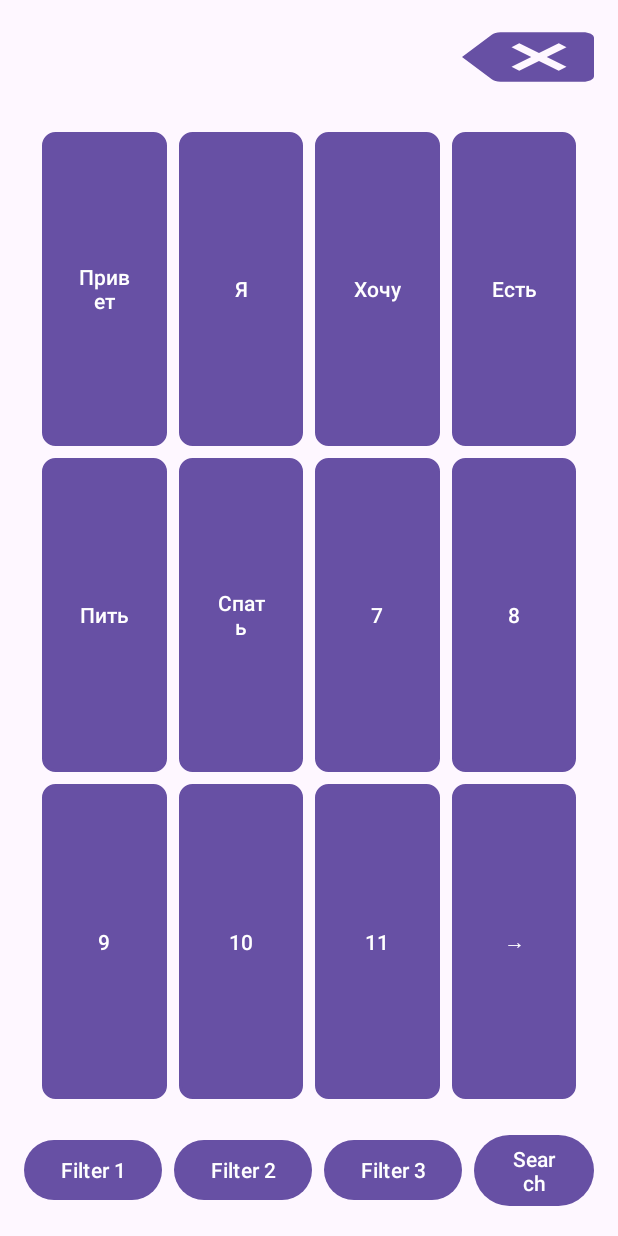
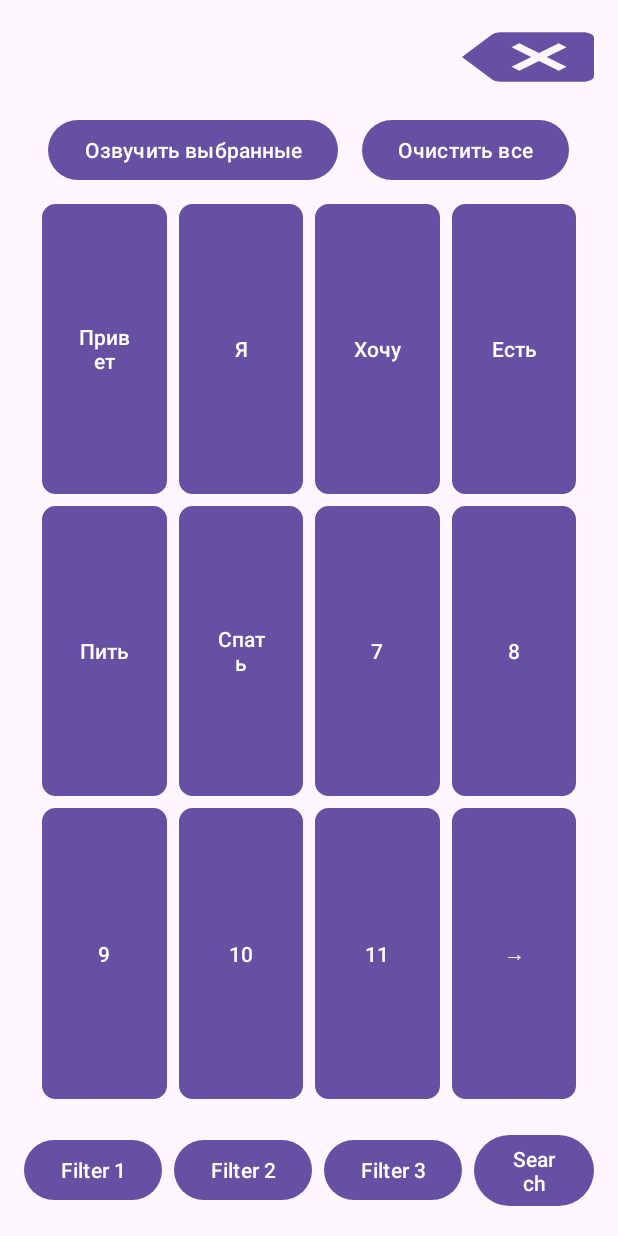
Before and after one commit to DiasGalimzhanov/TrainAut0.1, an Android app: the CognitiveExerciseActivity screen opened directly, with no data from a screen before it, on a phone screen of 412 x 824 dp. Run offline under Robolectric (Android 15) with nearby library versions, the phone set to English and light mode, and no system bars; our stand-ins replace Firebase (no records; nobody signed in at launch, a user with empty details on screens opened directly).

Commit message:
working steck

```diff
--- a/app/src/main/java/com/example/cognitiveexercise/CognitiveExerciseActivity.java
+++ b/app/src/main/java/com/example/cognitiveexercise/CognitiveExerciseActivity.java
@@ -2,6 +2,7 @@ package com.example.cognitiveexercise;
 
 import android.os.Bundle;
 import android.widget.Button;
+import android.widget.HorizontalScrollView;
 import android.widget.LinearLayout;
 import android.widget.Toast;
 
@@ -9,15 +10,22 @@ import androidx.appcompat.app.AppCompatActivity;
 
 import com.google.firebase.FirebaseApp;
 
+import java.util.ArrayList;
+import java.util.List;
+
 public class CognitiveExerciseActivity extends AppCompatActivity {
     private SoundPlayer soundPlayer;
     private SelectedSoundsManager selectedSoundsManager;
     private LinearLayout selectedSoundsLayout;
+    private Button deleteButton;
+    private Button clearAllButton; // Новая кнопка для очистки
+    private Button playSelectedSoundsButton; // Новая кнопка для воспроизведения выбранных звуков
+    private List<Button> selectedButtons = new ArrayList<>();
+    private HorizontalScrollView selectedSoundsScrollView;
 
     @Override
     protected void onCreate(Bundle savedInstanceState) {
         super.onCreate(savedInstanceState);
-        // Инициализация Firebase
         FirebaseApp.initializeApp(this);
 
         setContentView(R.layout.activity_cognitive_exercise);
@@ -26,13 +34,30 @@ public class CognitiveExerciseActivity extends AppCompatActivity {
         selectedSoundsManager = new SelectedSoundsManager(this);
 
         selectedSoundsLayout = findViewById(R.id.selectedSoundsContainer);
+        selectedSoundsScrollView = findViewById(R.id.selectedSoundsScrollView);
+        deleteButton = findViewById(R.id.deleteLastButton);
+        clearAllButton = findViewById(R.id.clearAllButton); // Инициализация кнопки "Очистить все"
+        playSelectedSoundsButton = findViewById(R.id.playSelectedSoundsButton); // Инициализация кнопки "Озвучить выбранные"
 
         setupSoundButtons();
         setupSelectedSoundsContainer();
+        setupDeleteButton();
+        setupClearAllButton(); // Настройка кнопки "Очистить все"
+        setupPlaySelectedSoundsButton(); // Настройка кнопки "Озвучить выбранные"
+
+        // Убедитесь, что HorizontalScrollView может быть нажат
+        selectedSoundsScrollView.setClickable(true);
+        selectedSoundsScrollView.setFocusable(true);
+        selectedSoundsScrollView.setFocusableInTouchMode(true);
+
+        // Обработчик касания для HorizontalScrollView
+        selectedSoundsScrollView.setOnClickListener(v -> {
+            Toast.makeText(this, "Воспроизведение всех звуков...", Toast.LENGTH_SHORT).show();
+            selectedSoundsManager.playAllSounds(this);
+        });
     }
 
     private void setupSoundButtons() {
-        // Привязываем кнопки, определенные в XML
         Button soundButton1 = findViewById(R.id.soundButton1);
         Button soundButton2 = findViewById(R.id.soundButton2);
         Button soundButton3 = findViewById(R.id.soundButton3);
@@ -40,43 +65,76 @@ public class CognitiveExerciseActivity extends AppCompatActivity {
         Button soundButton5 = findViewById(R.id.soundButton5);
         Button soundButton6 = findViewById(R.id.soundButton6);
 
-        // Добавьте остальные кнопки по аналогии
-
-        // Настраиваем каждую кнопку для добавления в список выбранных и мгновенного воспроизведения
         soundButton1.setOnClickListener(v -> addSoundToSelected("privet.mp3"));
         soundButton2.setOnClickListener(v -> addSoundToSelected("ya.mp3"));
         soundButton3.setOnClickListener(v -> addSoundToSelected("hochu.mp3"));
         soundButton4.setOnClickListener(v -> addSoundToSelected("est.mp3"));
         soundButton5.setOnClickListener(v -> addSoundToSelected("pit.mp3"));
         soundButton6.setOnClickListener(v -> addSoundToSelected("spat.mp3"));
-        // Аналогично для остальных кнопок
     }
 
     private void addSoundToSelected(String soundFileName) {
-        // Добавляем звук в список выбранных
         selectedSoundsManager.addSound(soundFileName);
 
-        // Создаем кнопку для отображения выбранного звука
         Button selectedButton = new Button(this);
         selectedButton.setText(soundFileName);
         selectedSoundsLayout.addView(selectedButton);
 
-        // Воспроизводим звук сразу после добавления
+        selectedButtons.add(selectedButton);
+
         soundPlayer.playSound(soundFileName, this, () -> {
             Toast.makeText(this, "Звук завершен: " + soundFileName, Toast.LENGTH_SHORT).show();
         });
     }
 
     private void setupSelectedSoundsContainer() {
-        // Убедитесь, что контейнер поддерживает клики
         selectedSoundsLayout.setClickable(true);
 
-        // Добавьте отладочный лог или сообщение
         selectedSoundsLayout.setOnClickListener(v -> {
-            // Проверка нажатия
-            Toast.makeText(this, "Воспроизведение всех звуков...", Toast.LENGTH_SHORT).show();
-            // Воспроизведение всех звуков
-            selectedSoundsManager.playAllSounds(this);
+            if (!selectedSoundsManager.getSelectedSounds().isEmpty()) {
+                Toast.makeText(this, "Воспроизведение всех звуков...", Toast.LENGTH_SHORT).show();
+                selectedSoundsManager.playAllSounds(this);
+            } else {
+                Toast.makeText(this, "Нет звуков для воспроизведения", Toast.LENGTH_SHORT).show();
+            }
+        });
+    }
+
+    private void setupDeleteButton() {
+        deleteButton.setOnClickListener(v -> {
+            if (!selectedButtons.isEmpty()) {
+                Button buttonToRemove = selectedButtons.remove(selectedButtons.size() - 1);
+                selectedSoundsLayout.removeView(buttonToRemove);
+                selectedSoundsManager.removeLastSound();
+            } else {
+                Toast.makeText(this, "Нет кнопок для удаления", Toast.LENGTH_SHORT).show();
+            }
+        });
+    }
+
+    // Настройка кнопки "Очистить все"
+    private void setupClearAllButton() {
+        clearAllButton.setOnClickListener(v -> {
+            if (!selectedButtons.isEmpty()) {
+                selectedButtons.clear(); // Очистить список кнопок
+                selectedSoundsLayout.removeAllViews(); // Удалить все кнопки из контейнера
+                selectedSoundsManager.clearAllSounds(); // Очистить список выбранных звуков
+                Toast.makeText(this, "Все звуки удалены", Toast.LENGTH_SHORT).show();
+            } else {
+                Toast.makeText(this, "Нет звуков для удаления", Toast.LENGTH_SHORT).show();
+            }
+        });
+    }
+
+    // Настройка кнопки "Озвучить выбранные"
+    private void setupPlaySelectedSoundsButton() {
+        playSelectedSoundsButton.setOnClickListener(v -> {
+            if (!selectedSoundsManager.getSelectedSounds().isEmpty()) {
+                Toast.makeText(this, "Воспроизведение выбранных звуков...", Toast.LENGTH_SHORT).show();
+                selectedSoundsManager.playAllSounds(this); // Воспроизведение всех выбранных звуков
+            } else {
+                Toast.makeText(this, "Нет выбранных звуков для воспроизведения", Toast.LENGTH_SHORT).show();
+            }
         });
     }
 }
--- a/app/src/main/res/layout/activity_cognitive_exercise.xml
+++ b/app/src/main/res/layout/activity_cognitive_exercise.xml
@@ -14,9 +14,14 @@
 
         <!-- Контейнер для выбранных звуков -->
         <HorizontalScrollView
+            android:id="@+id/selectedSoundsScrollView"
             android:layout_width="0dp"
             android:layout_height="match_parent"
-            android:layout_weight="1">
+            android:layout_weight="1"
+            android:clickable="true"
+            android:focusable="true"
+            android:focusableInTouchMode="true"
+            android:descendantFocusability="blocksDescendants">
 
             <LinearLayout
                 android:id="@+id/selectedSoundsContainer"
@@ -34,6 +39,30 @@
 
     </LinearLayout>
 
+    <!-- Кнопка для озвучки выбранных звуков -->
+    <LinearLayout
+        android:layout_width="match_parent"
+        android:layout_height="wrap_content"
+        android:orientation="horizontal"
+        android:gravity="center">
+
+        <Button
+            android:id="@+id/playSelectedSoundsButton"
+            android:layout_width="wrap_content"
+            android:layout_height="wrap_content"
+            android:text="Озвучить выбранные"
+            android:layout_marginEnd="16dp"
+            android:gravity="center"/>
+
+        <!-- Кнопка для очистки всех выбранных звуков -->
+        <Button
+            android:id="@+id/clearAllButton"
+            android:layout_width="wrap_content"
+            android:layout_height="wrap_content"
+            android:text="Очистить все"
+            android:gravity="center" />
+    </LinearLayout>
+
     <!-- Таблица с кнопками звуков -->
     <GridLayout
         android:id="@+id/soundGrid"
@@ -44,7 +73,7 @@
         android:padding="8dp"
         android:rowCount="4">
 
-        <!-- Пример кнопок звуков -->
+        <!-- Пример кнопок звуков с уменьшенной высотой -->
         <Button
             android:layout_width="0dp"
             android:layout_height="0dp"
@@ -93,7 +122,7 @@
             android:id="@+id/soundButton4"
             android:text="Есть" />
 
-        <!-- Прочие кнопки для строк -->
+        <!-- Прочие кнопки для строк с уменьшенной высотой -->
         <Button
             android:layout_width="0dp"
             android:layout_height="0dp"
```
Also changed, not shown: app/src/main/java/com/example/cognitiveexercise/SelectedSoundsManager.java (+15 -0 lines).
